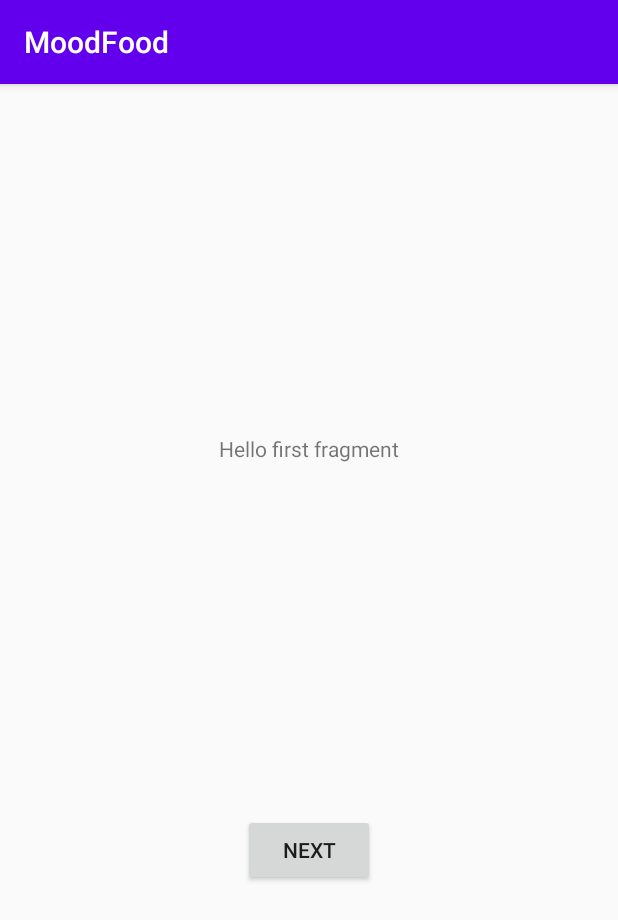
After one commit to albonie/MoodFood, an Android app: the fragment First3Fragment shown on its own in the app's theme, on a phone screen of 412 x 824 dp. The commit adds this screen. Shown: the top 920 px of the screen. Run offline under Robolectric (Android 15) with nearby library versions, the phone set to English and light mode, and no system bars.

Commit message:
robie cipe

```diff
--- a/app/src/main/AndroidManifest.xml
+++ b/app/src/main/AndroidManifest.xml
@@ -9,6 +9,11 @@
             android:roundIcon="@mipmap/ic_launcher_round"
             android:supportsRtl="true"
             android:theme="@style/AppTheme">
+        <activity
+                android:name=".cipa"
+                android:label="@string/title_activity_cipa"
+                android:theme="@style/AppTheme.NoActionBar">
+        </activity>
         <activity
                 android:name=".eoooo"
                 android:label="@string/title_activity_eoooo"
--- /dev/null
+++ b/app/src/main/java/com/example/moodfood/First3Fragment.kt
@@ -0,0 +1,31 @@
+package com.example.moodfood
+
+import android.os.Bundle
+import androidx.fragment.app.Fragment
+import android.view.LayoutInflater
+import android.view.View
+import android.view.ViewGroup
+import android.widget.Button
+import androidx.navigation.fragment.findNavController
+
+/**
+ * A simple [Fragment] subclass as the default destination in the navigation.
+ */
+class First3Fragment : Fragment() {
+
+    override fun onCreateView(
+        inflater: LayoutInflater, container: ViewGroup?,
+        savedInstanceState: Bundle?
+    ): View? {
+        // Inflate the layout for this fragment
+        return inflater.inflate(R.layout.fragment_first3, container, false)
+    }
+
+    override fun onViewCreated(view: View, savedInstanceState: Bundle?) {
+        super.onViewCreated(view, savedInstanceState)
+
+        view.findViewById<Button>(R.id.button_first).setOnClickListener {
+            findNavController().navigate(R.id.action_First3Fragment_to_Second3Fragment)
+        }
+    }
+}
--- /dev/null
+++ b/app/src/main/res/layout/fragment_first3.xml
@@ -0,0 +1,31 @@
+<?xml version="1.0" encoding="utf-8"?>
+<androidx.constraintlayout.widget.ConstraintLayout
+        xmlns:android="http://schemas.android.com/apk/res/android"
+        xmlns:app="http://schemas.android.com/apk/res-auto"
+        xmlns:tools="http://schemas.android.com/tools"
+        android:layout_width="match_parent"
+        android:layout_height="match_parent"
+        tools:context=".First3Fragment">
+
+    <TextView
+            android:id="@+id/textview_first"
+            android:layout_width="wrap_content"
+            android:layout_height="wrap_content"
+            android:text="@string/hello_first_fragment"
+            app:layout_constraintTop_toTopOf="parent"
+            app:layout_constraintStart_toStartOf="parent"
+            app:layout_constraintEnd_toEndOf="parent"
+            app:layout_constraintBottom_toTopOf="@id/button_first"
+    />
+
+    <Button
+            android:id="@+id/button_first"
+            android:layout_width="wrap_content"
+            android:layout_height="wrap_content"
+            android:text="@string/next"
+            app:layout_constraintTop_toBottomOf="@id/textview_first"
+            app:layout_constraintStart_toStartOf="parent"
+            app:layout_constraintEnd_toEndOf="parent"
+            app:layout_constraintBottom_toBottomOf="parent"
+    />
+</androidx.constraintlayout.widget.ConstraintLayout>
--- a/app/src/main/res/values/strings.xml
+++ b/app/src/main/res/values/strings.xml
@@ -10,4 +10,5 @@
     <string name="hello_first_fragment">Hello first fragment</string>
     <string name="hello_second_fragment">Hello second fragment. Arg: %1$s</string>
     <string name="title_activity_eoooo">eoooo</string>
+    <string name="title_activity_cipa">cipa</string>
 </resources>
```
Also changed, not shown: app/src/main/java/com/example/moodfood/Second3Fragment.kt (added, +31 -0 lines), app/src/main/java/com/example/moodfood/cipa.kt (added, +20 -0 lines), app/src/main/res/layout/activity_cipa.xml (added, +34 -0 lines), app/src/main/res/layout/content_cipa.xml (added, +8 -0 lines), app/src/main/res/layout/fragment_second3.xml (added, +30 -0 lines), app/src/main/res/navigation/nav_graph.xml (+20 -0 lines).
